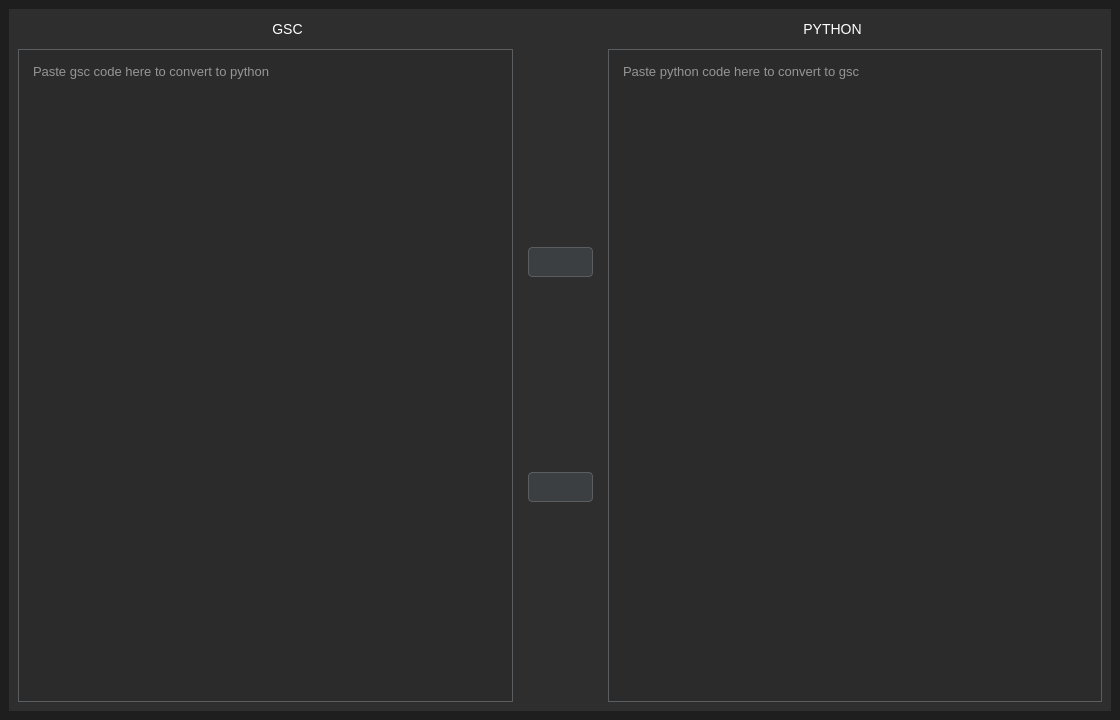
Phils-Hub-Org/Call-of-Duty-World-at-War-GSC-to-Py-Bidirectional-Converter, file Resources/UI/main_window.ui: the form before one commit.
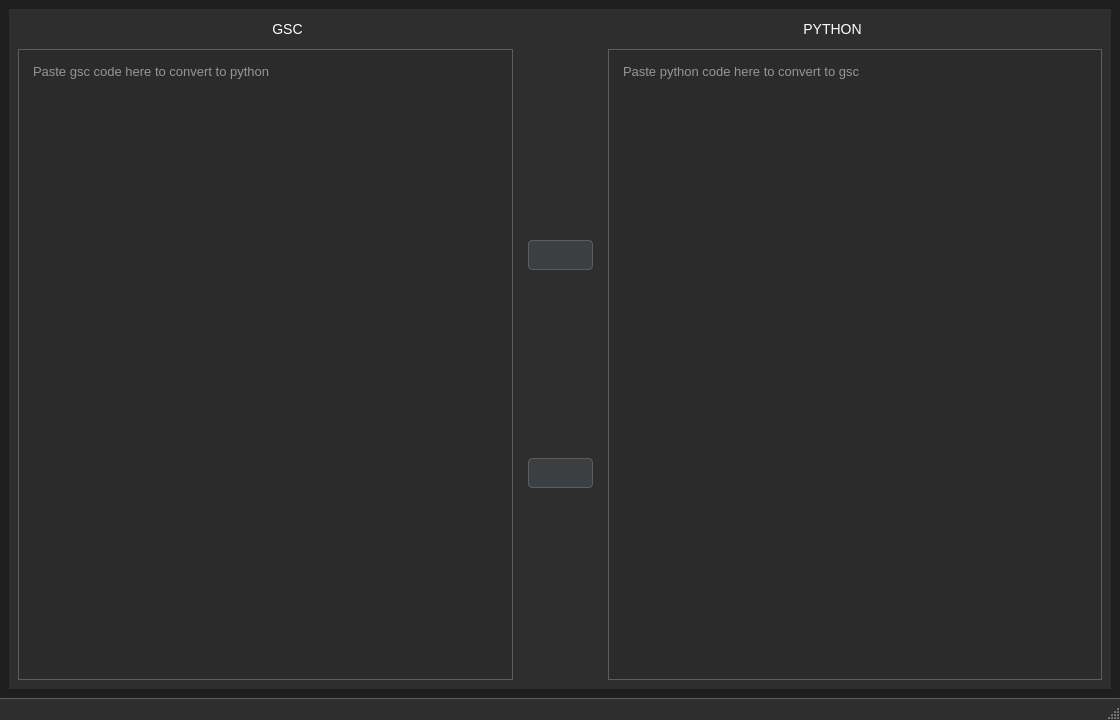
The form after the commit. Icons and pictures are not drawn.

```diff
--- a/Resources/UI/main_window.ui
+++ b/Resources/UI/main_window.ui
@@ -19,9 +19,8 @@
   <property name="windowTitle">
    <string>Phils-Hub - GSC &gt; Py Bidirectional Converter</string>
   </property>
-  <widget class="QWidget" name="centralwidget">
-   <property name="styleSheet">
-    <string notr="true">/* Central Widget */
+  <property name="styleSheet">
+   <string notr="true">/* Central Widget */
 QWidget#centralwidget {
     background-color: #1e1e1e;  /* Dark gray background */
     border: none;               /* No border for a cleaner look */
@@ -177,7 +176,35 @@
     color: #777777;               /* Lighter gray text/icon for disabled state */
     border-color: #5b5e60;        /* Keep the border color same as normal state */
 }
+
+/* QStatusBar */
+QStatusBar {
+    background-color: #2e2e2e;   /* Dark gray background */
+    border-top: 1px solid #5b5e60; /* Light gray top border for separation */
+    color: #ffffff;              /* White text */
+    font-size: 13px;             /* Slightly smaller font for the status bar */
+    padding: 6px;                /* Padding inside the status bar */
+}
+
+QStatusBar::item {
+    border: none;                /* No border around individual status items */
+    padding: 0px 5px;            /* Padding between status bar items */
+}
+
+QStatusBar QLabel {
+    color: #ffffff;              /* White text for any QLabel inside the status bar */
+    background-color: transparent; /* Ensure QLabel in status bar matches the bar's background */
+}
+
+QStatusBar::indicator {
+    background-color: #4a90e2;   /* Optional indicator styling, e.g., for icons or status signals */
+    border-radius: 4px;          /* Rounded corners for any indicator elements */
+}
 </string>
+  </property>
+  <widget class="QWidget" name="centralwidget">
+   <property name="styleSheet">
+    <string notr="true"/>
    </property>
    <layout class="QVBoxLayout" name="verticalLayout">
     <item>
@@ -331,6 +358,7 @@
     </item>
    </layout>
   </widget>
+  <widget class="QStatusBar" name="statusBar"/>
  </widget>
  <resources>
   <include location="../resources.qrc"/>
```
